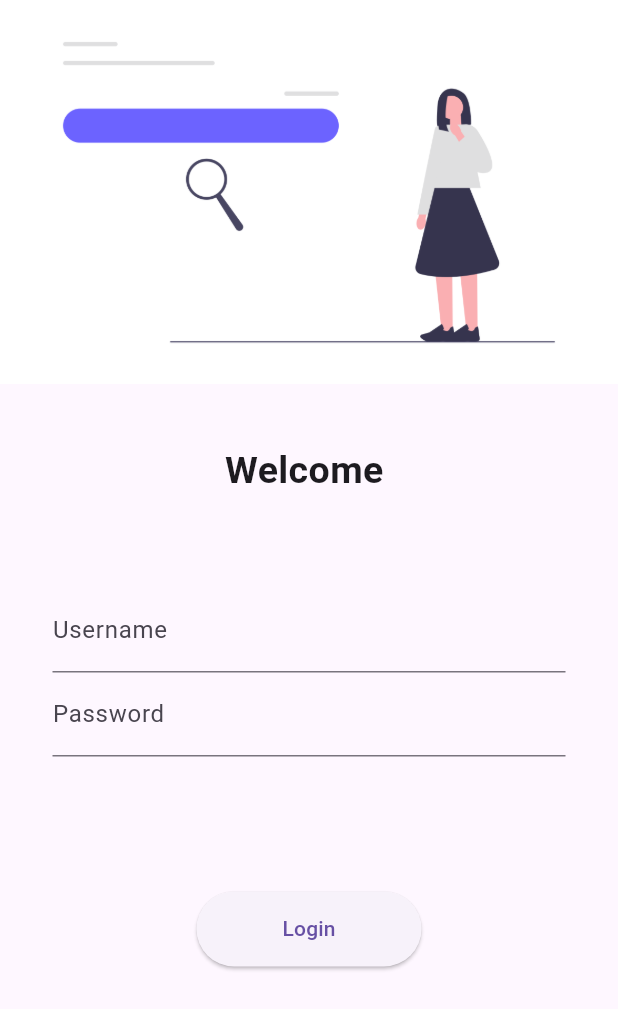
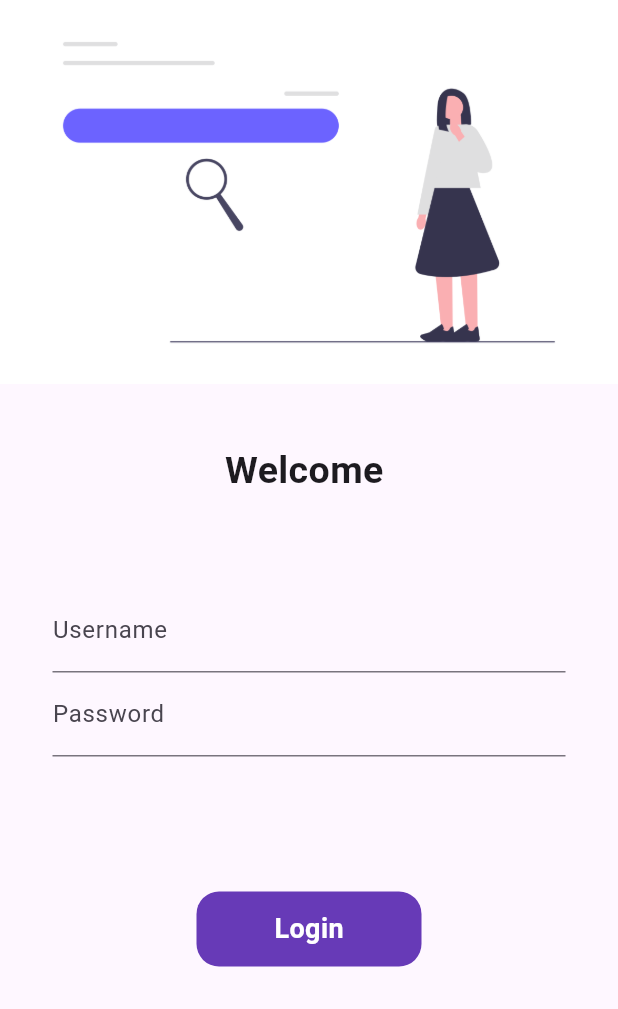
Before and after one commit to naikkajal/flutter_catalog, a Flutter app: the screen it shows after launch, on a phone screen of 412 x 824 dp. Shown: the top 1009 px of the screen. Run offline on Flutter 3.47's test engine with Material 3 defaults, Android fonts, the phone set to English and light mode, and no system bars; our stand-ins replace google_fonts.

Commit message:
day 6 completed

```diff
--- a/lib/pages/LoginPage.dart
+++ b/lib/pages/LoginPage.dart
@@ -7,7 +7,8 @@ class LoginPage extends StatefulWidget {
 }
 
 class _LoginPageState extends State<LoginPage> {
-  String name="";
+  String name = "";
+  bool changeButton = false;
   @override
   Widget build(BuildContext context) {
     return Material(
@@ -34,6 +35,10 @@ class _LoginPageState extends State<LoginPage> {
                     hintText: "Enter Username",
                     labelText: "Username",
                   ),
+                  onChanged: (value) {
+                    name = value;
+                    setState(() {});
+                  },
                 ),
                 TextFormField(
                   obscureText: true,
@@ -45,12 +50,35 @@ class _LoginPageState extends State<LoginPage> {
                 SizedBox(
                   height: 90,
                 ),
-                ElevatedButton(
-                  child: Text("Login"),
-                  style: TextButton.styleFrom(minimumSize: Size(150, 50)),
-                  onPressed: () {
+                InkWell(
+                  onTap: () async {
+                    setState(() {
+                      changeButton = true;
+                    });
+                    await Future.delayed(Duration(seconds: 1));
                     Navigator.pushNamed(context, MyRoutes.homeRoute);
                   },
+                  child: AnimatedContainer(
+                    duration: Duration(seconds: 1),
+                    width: changeButton ? 70 : 150,
+                    height: 50,
+                    alignment: Alignment.center,
+                    child: changeButton
+                        ? Icon(
+                            Icons.done,
+                            color: Colors.white,
+                          )
+                        : Text("Login",
+                            style: TextStyle(
+                                color: Colors.white,
+                                fontWeight: FontWeight.bold,
+                                fontSize: 18)),
+                    decoration: BoxDecoration(
+                        color: Colors.deepPurple,
+                        //shape: changeButton?BoxShape.circle:BoxShape.rectangle,
+                        borderRadius:
+                            BorderRadius.circular(changeButton ? 100 : 15)),
+                  ),
                 )
               ],
             ),
```
